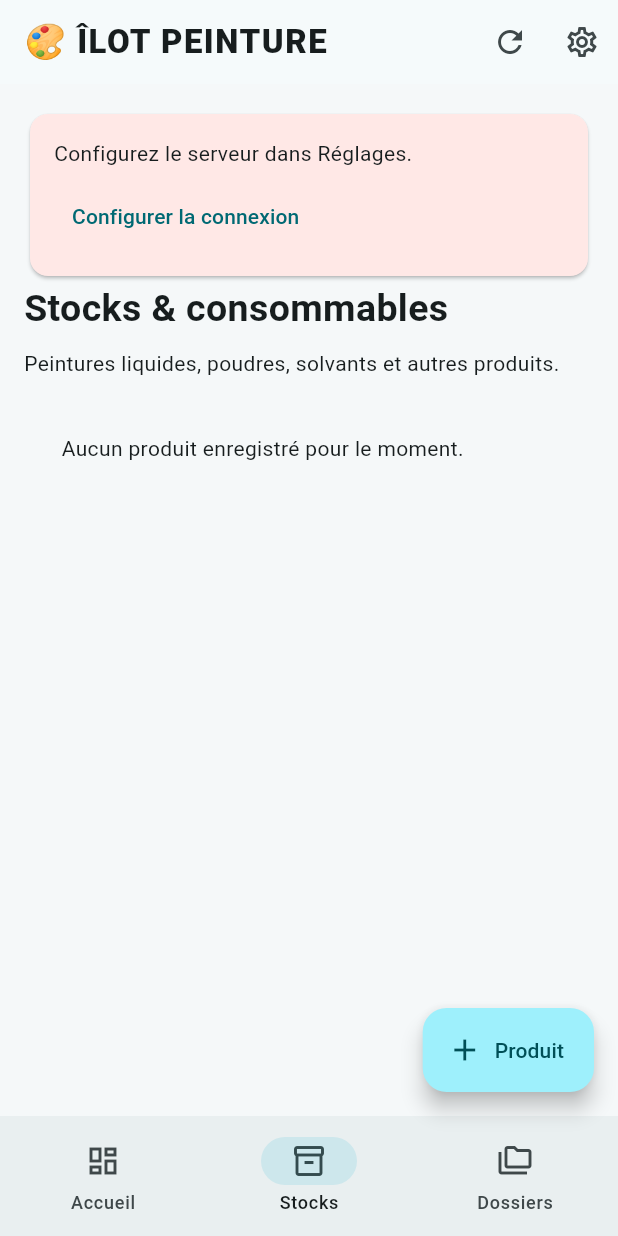
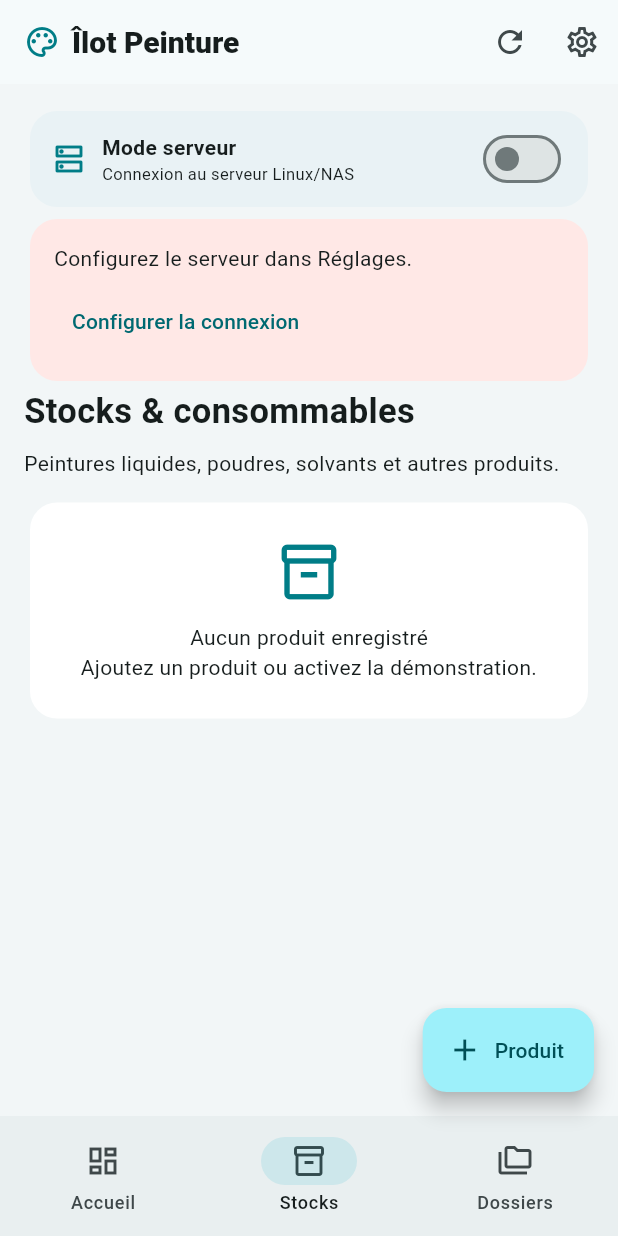
Before and after one commit to janintibo-art/ilot-peinture, a Flutter app: the screen it shows after launch, item 2 of the bottom bar chosen, on a phone screen of 412 x 824 dp. Run offline on Flutter 3.47's test engine with Material 3 defaults, Android fonts, the phone set to English and light mode, and no system bars; our stand-ins replace shared_preferences.

Commit message:
V7 interface modernisee et mode demonstration

```diff
--- a/lib/main.dart
+++ b/lib/main.dart
@@ -1,5 +1,6 @@
 import 'dart:convert';
 import 'package:flutter/material.dart';
+import 'demo_store.dart';
 import 'package:http/http.dart' as http;
 import 'package:shared_preferences/shared_preferences.dart';
 
@@ -8,10 +9,13 @@ void main() => runApp(const IlotApp());
 class Api {
   String url = '';
   String token = '';
+  bool demo = false;
+  final demoStore = DemoStore();
   Future<void> load() async {
     final p = await SharedPreferences.getInstance();
     url = p.getString('server') ?? '';
     token = p.getString('token') ?? '';
+    demo = p.getBool('demo_mode') ?? false;
   }
   Future<void> save(String server, String key) async {
     url = server.trim().replaceAll(RegExp(r'/$'), '');
@@ -21,6 +25,7 @@ class Api {
     await p.setString('token', token);
   }
   Future<dynamic> request(String method, String endpoint, [Map<String, dynamic>? data]) async {
+    if (demo) return demoStore.request(method, endpoint, data);
     if (url.isEmpty || token.isEmpty) throw Exception('Configurez le serveur dans Réglages.');
     final uri = Uri.parse('$url$endpoint');
     final headers = {'Authorization': 'Bearer $token', 'Content-Type': 'application/json'};
@@ -48,8 +53,8 @@ class IlotApp extends StatelessWidget {
   @override
   Widget build(BuildContext context) => MaterialApp(
     title: 'Îlot Peinture', debugShowCheckedModeBanner: false,
-    theme: ThemeData(useMaterial3: true, colorScheme: ColorScheme.fromSeed(seedColor: const Color(0xff006d78)),
-      scaffoldBackgroundColor: const Color(0xfff5f8f9), inputDecorationTheme: const InputDecorationTheme(border: OutlineInputBorder())),
+    theme: ThemeData(useMaterial3: true, colorScheme: ColorScheme.fromSeed(seedColor: const Color(0xff007d87)),
+      scaffoldBackgroundColor: const Color(0xfff2f6f7), cardTheme: CardThemeData(elevation:0, color:Colors.white,shape:RoundedRectangleBorder(borderRadius:BorderRadius.circular(18))), inputDecorationTheme: InputDecorationTheme(filled:true,fillColor:Colors.white,border:OutlineInputBorder(borderRadius:BorderRadius.circular(14)))),
     home: const Home(),
   );
 }
@@ -88,11 +93,18 @@ class _HomeState extends State<Home> {
     try { await job(); if(mounted) Navigator.of(context).pop(); await refresh(); } catch(e) {message(e);} }
   Widget field(TextEditingController c, String name, {TextInputType? keyboard, int lines=1}) => Padding(
     padding: const EdgeInsets.only(bottom:12), child: TextField(controller:c, keyboardType:keyboard, maxLines:lines, decoration:InputDecoration(labelText:name)));
+  Future<void> changeDemo(bool enabled) async {
+    final prefs = await SharedPreferences.getInstance();
+    await prefs.setBool('demo_mode',enabled);
+    api.demo=enabled;
+    search.clear();
+    await refresh();
+  }
   Future<void> settings() async {
     final server = TextEditingController(text: api.url), key = TextEditingController(text: api.token);
     await showDialog<void>(context:context,builder:(dialog)=>AlertDialog(title:const Text('Connexion au serveur'),content:SizedBox(width:420,child:Column(mainAxisSize:MainAxisSize.min,children:[
       field(server,'Adresse (ex. http://192.168.1.10:8000)'),field(key,'Clé d’accès'),
-      const Text('Utiliser HTTPS pour un accès hors réseau local.',style:TextStyle(fontSize:12))])),actions:[
+      const Text('Le mode démonstration ne touche jamais aux données du serveur.',style:TextStyle(fontSize:12))])),actions:[
       TextButton(onPressed:()=>Navigator.pop(dialog),child:const Text('Annuler')),
       FilledButton(onPressed:() async {await api.save(server.text,key.text); if(dialog.mounted) Navigator.pop(dialog); await refresh();},child:const Text('Enregistrer'))]));
     server.dispose(); key.dispose();
@@ -121,6 +133,24 @@ class _HomeState extends State<Home> {
     }),child:const Text('Valider'))])));
     amount.dispose();reason.dispose();
   }
+  Future<void> showHistory(String title, String path, bool isStock) async {
+    try {
+      final entries = (await api.request('GET', path) as List).cast<Map<String,dynamic>>();
+      if (!mounted) return;
+      await showDialog<void>(context:context,builder:(dialog)=>AlertDialog(
+        title:Text('Historique • $title'),
+        content:SizedBox(width:440,height:360,child:entries.isEmpty
+          ? const Center(child:Text('Aucun mouvement enregistré.'))
+          : ListView.builder(itemCount:entries.length,itemBuilder:(context,index){
+              final e=entries[index];
+              final date=(e[isStock?'created_at':'changed_at']??'').toString().replaceAll('T',' ');
+              return ListTile(
+                leading:Icon(isStock?Icons.swap_vert:Icons.history),
+                title:Text(isStock?'${e['delta']} • ${e['reason']}':'${e['previous_location']} → ${e['new_location']}'),
+                subtitle:Text(isStock?date:'${e['previous_status']} → ${e['new_status']}\n$date'));
+            })),actions:[TextButton(onPressed:()=>Navigator.pop(dialog),child:const Text('Fermer'))]));
+    } catch(e) { message(e); }
+  }
   Future<void> fileEditor([Map<String,dynamic>? existing]) async {
     final ref=TextEditingController(text:existing?['reference']?.toString()??''),client=TextEditingController(text:existing?['client']?.toString()??''),location=TextEditingController(text:existing?['location']?.toString()??''),notes=TextEditingController(text:existing?['notes']?.toString()??'');
     String status=existing?['status']?.toString()??'Reçu';
@@ -137,14 +167,15 @@ class _HomeState extends State<Home> {
   @override
   Widget build(BuildContext context) {
     final alerts = products.where((p)=>(p['quantity'] as num).toDouble()<=(p['alert_at'] as num).toDouble()).length;
-    return Scaffold(appBar:AppBar(title:const Text('🎨 ÎLOT PEINTURE',style:TextStyle(fontWeight:FontWeight.w800,letterSpacing:1)),actions:[IconButton(tooltip:'Actualiser',onPressed:refresh,icon:const Icon(Icons.refresh)),IconButton(tooltip:'Serveur',onPressed:settings,icon:const Icon(Icons.settings_outlined))]),
+    return Scaffold(appBar:AppBar(title:const Row(mainAxisSize:MainAxisSize.min,children:[Icon(Icons.palette_outlined,color:Color(0xff007d87)),SizedBox(width:8),Flexible(child:Text('Îlot Peinture',overflow:TextOverflow.ellipsis,style:TextStyle(fontWeight:FontWeight.w800,fontSize:20)))]),actions:[IconButton(tooltip:'Actualiser',onPressed:refresh,icon:const Icon(Icons.refresh)),IconButton(tooltip:'Serveur',onPressed:settings,icon:const Icon(Icons.settings_outlined))]),
       bottomNavigationBar:NavigationBar(selectedIndex:page,onDestinationSelected:(v)=>setState(()=>page=v),destinations:const [NavigationDestination(icon:Icon(Icons.dashboard_outlined),label:'Accueil'),NavigationDestination(icon:Icon(Icons.inventory_2_outlined),label:'Stocks'),NavigationDestination(icon:Icon(Icons.folder_copy_outlined),label:'Dossiers')]),
       floatingActionButton:page==0?null:FloatingActionButton.extended(onPressed:page==1?productEditor:()=>fileEditor(),icon:const Icon(Icons.add),label:Text(page==1?'Produit':'Dossier')),
-      body:RefreshIndicator(onRefresh:refresh,child:ListView(padding:const EdgeInsets.all(16),children:[
+      body:RefreshIndicator(onRefresh:refresh,child:ListView(padding:const EdgeInsets.symmetric(horizontal:16,vertical:14),children:[
+        Card(color:api.demo?const Color(0xffe3f7ed):const Color(0xffe9f2f5),child:Padding(padding:const EdgeInsets.symmetric(horizontal:14,vertical:8),child:Row(children:[Icon(api.demo?Icons.science_outlined:Icons.dns_outlined,color:const Color(0xff007d87)),const SizedBox(width:10),Expanded(child:Column(crossAxisAlignment:CrossAxisAlignment.start,children:[Text(api.demo?'Démonstration active':'Mode serveur',style:const TextStyle(fontWeight:FontWeight.w700)),Text(api.demo?'Données fictives enregistrées sur ce téléphone':'Connexion au serveur Linux/NAS',style:const TextStyle(fontSize:11))])),Switch(value:api.demo,onChanged:(v)=>changeDemo(v))]))),
         if (busy) const LinearProgressIndicator(),
         if (error.isNotEmpty) Card(color:const Color(0xffffe8e6),child:Padding(padding:const EdgeInsets.all(16),child:Column(crossAxisAlignment:CrossAxisAlignment.start,children:[Text(error),const SizedBox(height:8),TextButton(onPressed:settings,child:const Text('Configurer la connexion'))]))),
         if(page==0) ...[
-          const Text('Vue d’ensemble',style:TextStyle(fontSize:27,fontWeight:FontWeight.bold)),const SizedBox(height:8),const Text('Votre atelier, en un coup d’œil.'),const SizedBox(height:20),
+          Container(padding:const EdgeInsets.all(22),decoration:BoxDecoration(gradient:const LinearGradient(colors:[Color(0xff073d4b),Color(0xff087d85)]),borderRadius:BorderRadius.circular(24)),child:const Column(crossAxisAlignment:CrossAxisAlignment.start,children:[Text('TABLEAU DE BORD',style:TextStyle(color:Color(0xff9ce9e3),fontWeight:FontWeight.bold,letterSpacing:2,fontSize:11)),SizedBox(height:8),Text('Votre atelier, en un coup d’œil',style:TextStyle(fontSize:25,fontWeight:FontWeight.w800,color:Colors.white)),SizedBox(height:8),Text('Stocks, commandes et emplacements réunis au même endroit.',style:TextStyle(color:Color(0xffd6eeef)))])),const SizedBox(height:18),
           Wrap(spacing:12,runSpacing:12,children:[metric('Produits', '${products.length}',Icons.inventory_2),metric('Alertes stock','$alerts',Icons.warning_amber),metric('Dossiers','${files.length}',Icons.folder_open)]),
           const SizedBox(height:28),const Text('Accès rapide',style:TextStyle(fontSize:20,fontWeight:FontWeight.bold)),
           Card(child:ListTile(leading:const Icon(Icons.search),title:const Text('Retrouver une commande'),subtitle:const Text('Par client, numéro ou emplacement'),trailing:const Icon(Icons.arrow_forward),onTap:()=>setState(()=>page=2))),
@@ -152,23 +183,23 @@ class _HomeState extends State<Home> {
           if(alerts>0) Card(child:ListTile(leading:const Icon(Icons.warning_amber,color:Colors.deepOrange),title:Text('$alerts produit(s) à surveiller'),onTap:()=>setState(()=>page=1)))
         ],
         if(page==1) ...[
-          const Text('Stocks & consommables',style:TextStyle(fontSize:25,fontWeight:FontWeight.bold)),const SizedBox(height:8),
+          const Text('Stocks & consommables',style:TextStyle(fontSize:23,fontWeight:FontWeight.bold)),const SizedBox(height:8),
           const Text('Peintures liquides, poudres, solvants et autres produits.'),const SizedBox(height:12),
           for(final item in products.cast<Map<String,dynamic>>()) Card(child:ListTile(
             leading:CircleAvatar(child:Icon(item['category']=='Poudre'?Icons.grain:item['category']=='Solvant'?Icons.science:Icons.opacity)),
             title:Text(item['name'].toString(),style:const TextStyle(fontWeight:FontWeight.w600)),
             subtitle:Text('${item['category']} • ${item['location']}\nAlerte à ${item['alert_at']} ${item['unit']}'),isThreeLine:true,
-            trailing:Column(mainAxisAlignment:MainAxisAlignment.center,mainAxisSize:MainAxisSize.min,children:[Text('${item['quantity']} ${item['unit']}',style:TextStyle(fontWeight:FontWeight.bold,color:(item['quantity'] as num)<=(item['alert_at'] as num)?Colors.deepOrange:null)),const Icon(Icons.edit_outlined,size:18)]),onTap:()=>movement(item))),
-          if(products.isEmpty) const Padding(padding:EdgeInsets.all(25),child:Text('Aucun produit enregistré pour le moment.'))
+            trailing:Column(mainAxisAlignment:MainAxisAlignment.center,mainAxisSize:MainAxisSize.min,children:[Text('${item['quantity']} ${item['unit']}',style:TextStyle(fontWeight:FontWeight.bold,color:(item['quantity'] as num)<=(item['alert_at'] as num)?Colors.deepOrange:null)),IconButton(tooltip:'Historique',icon:const Icon(Icons.history,size:21),onPressed:()=>showHistory(item['name'].toString(),'/products/${item['id']}/history',true))]),onTap:()=>movement(item))),
+          if(products.isEmpty) const Card(child:Padding(padding:EdgeInsets.all(24),child:Column(children:[Icon(Icons.inventory_2_outlined,size:44,color:Color(0xff007d87)),SizedBox(height:12),Text('Aucun produit enregistré'),Text('Ajoutez un produit ou activez la démonstration.',textAlign:TextAlign.center)])))
         ],
         if(page==2) ...[
-          const Text('Suivi des dossiers',style:TextStyle(fontSize:25,fontWeight:FontWeight.bold)),const SizedBox(height:8),
+          const Text('Suivi des dossiers',style:TextStyle(fontSize:23,fontWeight:FontWeight.bold)),const SizedBox(height:8),
           TextField(controller:search,onChanged:(_)=>refresh(),decoration:InputDecoration(prefixIcon:const Icon(Icons.search),hintText:'Client, numéro de dossier, emplacement',suffixIcon:IconButton(onPressed:(){search.clear();refresh();},icon:const Icon(Icons.clear)))),const SizedBox(height:14),
-          for(final item in files.cast<Map<String,dynamic>>()) Card(child:ListTile(leading:const Icon(Icons.folder_outlined),title:Text('${item['reference']} • ${item['client']}',style:const TextStyle(fontWeight:FontWeight.w600)),subtitle:Text('📍 ${item['location']}\n${item['status']}${(item['notes'] as String).isEmpty?'':' • ${item['notes']}'}'),isThreeLine:true,trailing:const Icon(Icons.chevron_right),onTap:()=>fileEditor(item))),
-          if(files.isEmpty) const Padding(padding:EdgeInsets.all(25),child:Text('Aucun dossier trouvé.'))
+          for(final item in files.cast<Map<String,dynamic>>()) Card(child:ListTile(leading:const Icon(Icons.folder_outlined),title:Text('${item['reference']} • ${item['client']}',style:const TextStyle(fontWeight:FontWeight.w600)),subtitle:Text('📍 ${item['location']}\n${item['status']}${(item['notes'] as String).isEmpty?'':' • ${item['notes']}'}'),isThreeLine:true,trailing:IconButton(tooltip:'Historique du dossier',icon:const Icon(Icons.history),onPressed:()=>showHistory(item['reference'].toString(),'/files/${item['id']}/history',false)),onTap:()=>fileEditor(item))),
+          if(files.isEmpty) const Card(child:Padding(padding:EdgeInsets.all(24),child:Column(children:[Icon(Icons.folder_open_outlined,size:44,color:Color(0xff007d87)),SizedBox(height:12),Text('Aucun dossier trouvé'),Text('Essayez une autre recherche ou créez un dossier.',textAlign:TextAlign.center)])))
         ],
         const SizedBox(height:80)
       ])));
   }
-  Widget metric(String label,String value,IconData icon)=>SizedBox(width:145,height:118,child:Card(child:Padding(padding:const EdgeInsets.all(14),child:Column(crossAxisAlignment:CrossAxisAlignment.start,children:[Icon(icon),const Spacer(),Text(value,style:const TextStyle(fontSize:25,fontWeight:FontWeight.bold)),Text(label)]))));
+  Widget metric(String label,String value,IconData icon)=>SizedBox(width:145,height:125,child:Card(child:Padding(padding:const EdgeInsets.all(16),child:Column(crossAxisAlignment:CrossAxisAlignment.start,children:[Icon(icon,color:const Color(0xff007d87)),const Spacer(),Text(value,style:const TextStyle(fontSize:27,fontWeight:FontWeight.w800)),Text(label,style:const TextStyle(fontSize:12))]))));
 }
```
Also changed, not shown: lib/demo_store.dart (added, +90 -0 lines), 1 other file.
